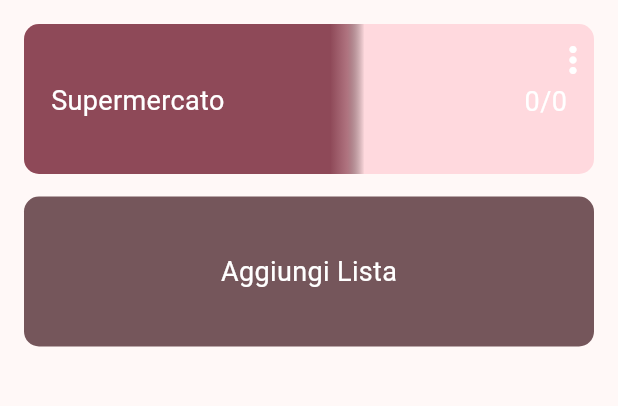
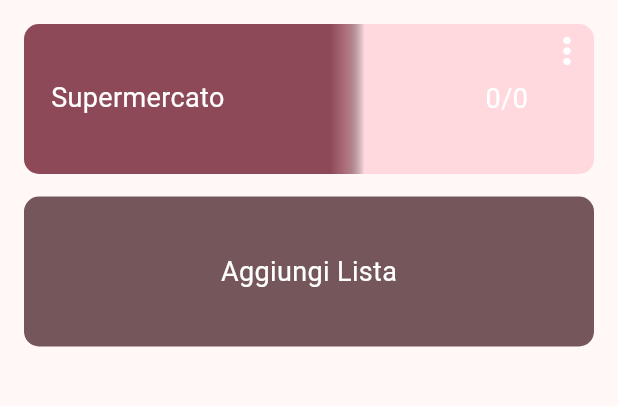
Before and after one commit to E-d-o/FoodPlan, a Flutter app: the screen it shows after launch, on a phone screen of 412 x 824 dp, the part 84-490 px from its top. Run offline on Flutter 3.47's test engine with Material 3 defaults, Android fonts, the phone set to English and light mode, and no system bars; our stand-ins replace hive, hive_flutter; accounts and stored records are empty; generated files the repository leaves out were written again.

Commit message:
added right part in mainlist

```diff
--- a/lib/components/list_item.dart
+++ b/lib/components/list_item.dart
@@ -1,7 +1,7 @@
 import 'package:flutter/material.dart';
 import 'package:foodplan/managers/single_list_manager.dart';
 import 'package:foodplan/pages/modify_list_item_page.dart';
-import 'package:foodplan/models/single_list_property.dart';
+import 'package:foodplan/models/enums/single_list_property.dart';
 import 'package:provider/provider.dart';
 
 class ListItem extends StatelessWidget {
--- a/lib/components/mainlist.dart
+++ b/lib/components/mainlist.dart
@@ -67,21 +67,13 @@ class _MainListState extends State<MainList> {
 
             id: widget.id,
           ),
-          Column(
-            mainAxisAlignment: MainAxisAlignment.start,
-            spacing: 0,
-            children: [
+
           Container(
-                padding: EdgeInsets.only(top: 10),
-                child: Row(
-                  mainAxisAlignment: MainAxisAlignment.end,
-                  children: [listSetting(context)],
-                ),
-              ),
-              Container(
-                padding: EdgeInsets.symmetric(horizontal: 18),
+            height: boxHeight,
+            padding: EdgeInsets.only(left: 18, right: 4, top: 4, bottom: 4),
             child: Row(
               mainAxisAlignment: MainAxisAlignment.spaceBetween,
+              crossAxisAlignment: CrossAxisAlignment.center,
               children: [
                 EditableTitle<MainListManager>(
                   textEditingController: textEditingController,
@@ -92,21 +84,33 @@ class _MainListState extends State<MainList> {
                   maxLength: 26,
                   titleStyle: titleStyle,
                 ),
+
                 //TODO:show save button to save EditableTitle changes
-                    Text(
-                      //TODO: use mainlistProperty to show proper value
-                      "0/0",
-                      style: titleStyle,
+                RightPartMain(
+                  titleStyle: titleStyle,
+                  id: widget.id,
+                  controller: textEditingController,
                 ),
               ],
             ),
           ),
         ],
       ),
-        ],
-      ),
     );
   }
+}
+
+class RightPartMain extends StatelessWidget {
+  const RightPartMain({
+    super.key,
+    required this.titleStyle,
+    required this.id,
+    required this.controller,
+  });
+
+  final TextStyle? titleStyle;
+  final String id;
+  final TextEditingController controller;
 
   Material listSetting(BuildContext context) {
     double inkBorderRadius = 5;
@@ -122,7 +126,7 @@ class _MainListState extends State<MainList> {
             context,
             listen: false,
           );
-          listManager.selectedId = widget.id;
+          listManager.selectedId = id;
 
           showModalBottomSheet(
             showDragHandle: true,
@@ -145,4 +149,39 @@ class _MainListState extends State<MainList> {
       ),
     );
   }
+
+  @override
+  Widget build(BuildContext context) {
+    final MainListManager listManager = context.watch<MainListManager>();
+    if (listManager.getEditStatus(id)) {
+      return ElevatedButton(
+        onPressed: () {
+          listManager.renameItem(id, controller.text);
+        },
+        child: Icon(Icons.check),
+      );
+    } else {
+      return Row(
+        children: [
+          Column(
+            mainAxisAlignment: MainAxisAlignment.center,
+            children: [
+              Padding(
+                padding: const EdgeInsets.only(right: 12.0),
+                child: Text(
+                  //TODO: use mainlistProperty to show proper value
+                  "0/0",
+                  style: titleStyle,
+                ),
+              ),
+            ],
+          ),
+          Column(
+            crossAxisAlignment: CrossAxisAlignment.end,
+            children: [listSetting(context)],
+          ),
+        ],
+      );
     }
+  }
+}
--- a/lib/components/single_properties/category_property.dart
+++ b/lib/components/single_properties/category_property.dart
@@ -1,7 +1,7 @@
 import 'package:flutter/material.dart';
 import 'package:foodplan/components/modify_list_property.dart';
 import 'package:foodplan/managers/single_list_manager.dart';
-import 'package:foodplan/models/single_list_property.dart';
+import 'package:foodplan/models/enums/single_list_property.dart';
 
 class CategoryProperty extends StatelessWidget {
   const CategoryProperty({
@@ -29,8 +29,7 @@ class CategoryProperty extends StatelessWidget {
           String? categoryText = controller!.text;
           singleListManager.saveProperty(
             id,
-            SingleListProperty
-                .category, //TODO: refactor without property map, i already know that im in quantity
+            SingleListProperty.category,
             categoryText,
             isPermanent: false,
           );
--- a/lib/components/single_properties/description_property.dart
+++ b/lib/components/single_properties/description_property.dart
@@ -1,7 +1,7 @@
 import 'package:flutter/material.dart';
 import 'package:foodplan/components/modify_list_property.dart';
 import 'package:foodplan/managers/single_list_manager.dart';
-import 'package:foodplan/models/single_list_property.dart';
+import 'package:foodplan/models/enums/single_list_property.dart';
 
 class DescriptionProperty extends StatelessWidget {
   const DescriptionProperty({
@@ -33,8 +33,7 @@ class DescriptionProperty extends StatelessWidget {
 
           singleListManager.saveProperty(
             id,
-            SingleListProperty
-                .subtitle, //TODO: refactor without property map, i already know that im in quantity
+            SingleListProperty.subtitle,
             descriptionText,
             isPermanent: false,
           );
--- a/lib/components/single_properties/price_property.dart
+++ b/lib/components/single_properties/price_property.dart
@@ -2,7 +2,7 @@ import 'package:flutter/material.dart';
 import 'package:flutter/services.dart';
 import 'package:foodplan/components/modify_list_property.dart';
 import 'package:foodplan/managers/single_list_manager.dart';
-import 'package:foodplan/models/single_list_property.dart';
+import 'package:foodplan/models/enums/single_list_property.dart';
 
 class PriceProperty extends StatelessWidget {
   const PriceProperty({
--- a/lib/components/single_properties/quantity_property.dart
+++ b/lib/components/single_properties/quantity_property.dart
@@ -2,7 +2,7 @@ import 'package:flutter/material.dart';
 import 'package:flutter/services.dart';
 import 'package:foodplan/components/modify_list_property.dart';
 import 'package:foodplan/managers/single_list_manager.dart';
-import 'package:foodplan/models/single_list_property.dart';
+import 'package:foodplan/models/enums/single_list_property.dart';
 
 class QuantityProperty extends StatelessWidget {
   QuantityProperty({
--- a/lib/managers/main_list_manager.dart
+++ b/lib/managers/main_list_manager.dart
@@ -2,7 +2,7 @@ import 'package:foodplan/components/mainlist.dart';
 import 'package:foodplan/managers/editable.dart';
 
 import 'package:foodplan/models/main_list_properties.dart';
-import 'package:foodplan/models/main_list_property.dart';
+import 'package:foodplan/models/enums/main_list_property.dart';
 import 'package:hive/hive.dart';
 
 import 'package:uuid/uuid.dart';
--- a/lib/managers/single_list_manager.dart
+++ b/lib/managers/single_list_manager.dart
@@ -3,7 +3,7 @@ import 'package:foodplan/components/list_item.dart';
 import 'package:foodplan/managers/editable.dart';
 
 import 'package:foodplan/models/single_list_properties.dart';
-import 'package:foodplan/models/single_list_property.dart';
+import 'package:foodplan/models/enums/single_list_property.dart';
 import 'package:uuid/uuid.dart';
 
 final uuid = Uuid();
--- a/lib/models/main_list_properties.dart
+++ b/lib/models/main_list_properties.dart
@@ -1,4 +1,4 @@
-import 'package:foodplan/models/main_list_property.dart';
+import 'package:foodplan/models/enums/main_list_property.dart';
 import 'package:hive/hive.dart';
 part 'main_list_properties.g.dart';
 
--- a/lib/models/single_list_properties.dart
+++ b/lib/models/single_list_properties.dart
@@ -1,4 +1,4 @@
-import 'package:foodplan/models/single_list_property.dart';
+import 'package:foodplan/models/enums/single_list_property.dart';
 
 class SingleListProperties {
   SingleListProperties({
--- a/lib/pages/modify_list_item_page.dart
+++ b/lib/pages/modify_list_item_page.dart
@@ -5,7 +5,7 @@ import 'package:foodplan/components/editable_title.dart';
 import 'package:foodplan/components/properties.dart';
 
 import 'package:foodplan/managers/single_list_manager.dart';
-import 'package:foodplan/models/single_list_property.dart';
+import 'package:foodplan/models/enums/single_list_property.dart';
 
 import 'package:provider/provider.dart';
 
```
Also changed, not shown: lib/components/editable_title.dart (+5 -4 lines), lib/components/properties.dart (+1 -8 lines), lib/models/enums/main_list_property.dart (renamed from lib/models/main_list_property.dart), lib/models/enums/single_list_property.dart (renamed from lib/models/single_list_property.dart). Lines whose indentation alone changed are shown as unchanged.
